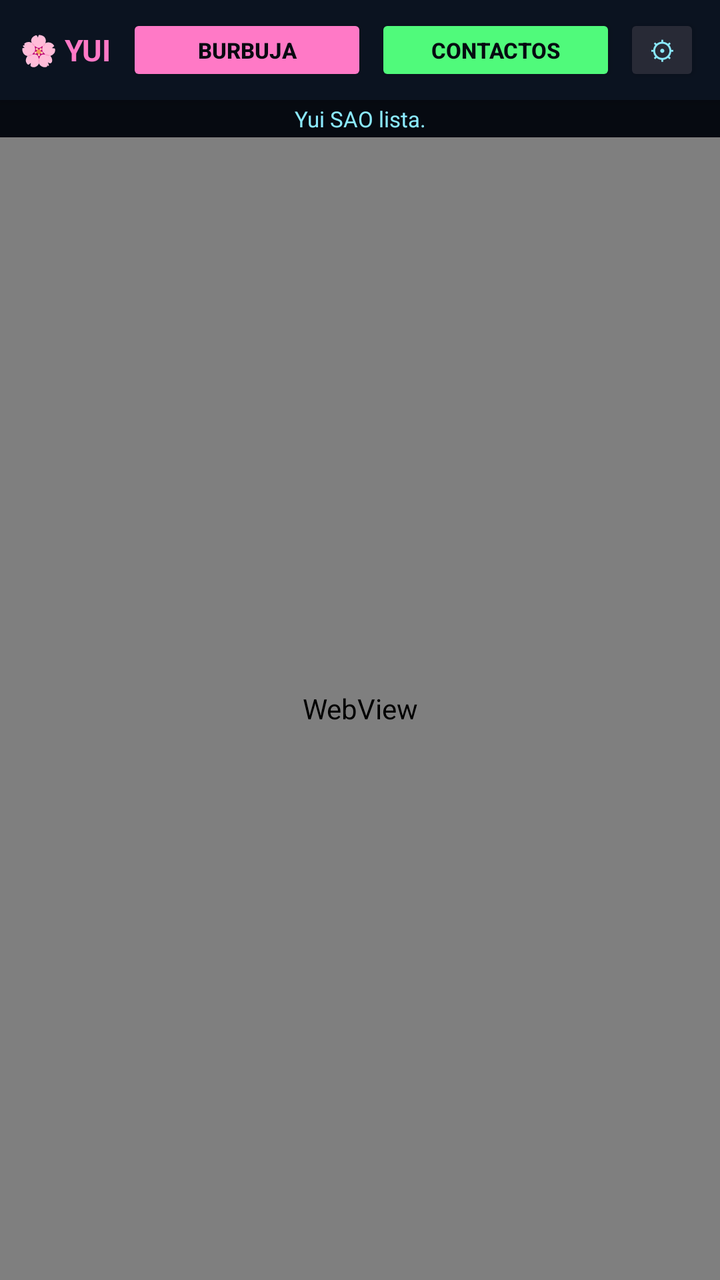
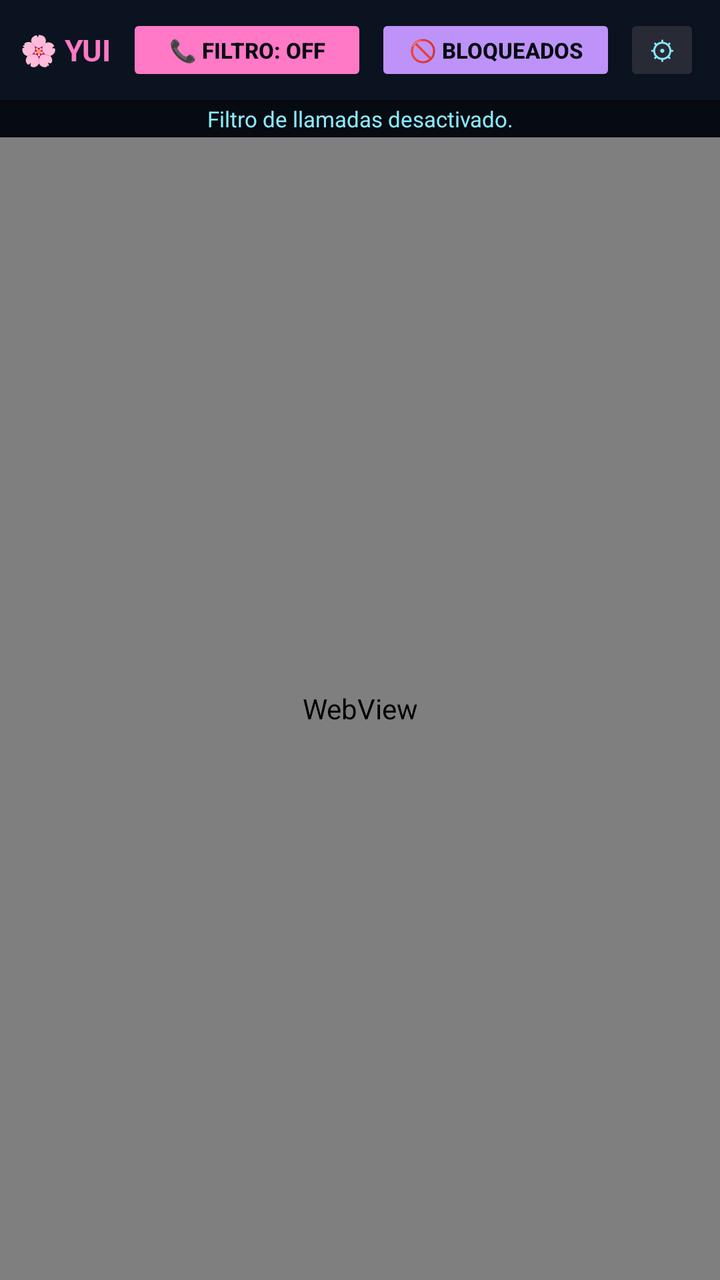

Two renders of the same Android screen: before a commit and after it. Below are the layout's source before the change and the commit's diff.
<!-- AndroidManifest.xml: activity theme Theme.YuiAssistant -->
<!-- res/layout/activity_main.xml -->
<?xml version="1.0" encoding="utf-8"?>
<LinearLayout xmlns:android="http://schemas.android.com/apk/res/android"
    xmlns:app="http://schemas.android.com/apk/res-auto"
    android:layout_width="match_parent"
    android:layout_height="match_parent"
    android:orientation="vertical"
    android:background="#060A11">

    
    <LinearLayout
        android:layout_width="match_parent"
        android:layout_height="50dp"
        android:orientation="horizontal"
        android:gravity="center_vertical"
        android:background="#0B1320"
        android:paddingHorizontal="10dp"
        android:elevation="4dp">

        <TextView
            android:layout_width="wrap_content"
            android:layout_height="wrap_content"
            android:text="🌸 YUI"
            android:textColor="#FF79C6"
            android:textSize="15sp"
            android:textStyle="bold"
            android:layout_marginEnd="8dp" />

        <Button
            android:id="@+id/btnStartOverlay"
            android:layout_width="0dp"
            android:layout_height="36dp"
            android:layout_weight="1"
            android:text="Burbuja"
            android:textSize="11sp"
            android:padding="0dp"
            app:backgroundTint="#FF79C6"
            android:textColor="#060A11"
            android:textStyle="bold"
            android:layout_marginEnd="4dp" />

        <Button
            android:id="@+id/btnSyncContacts"
            android:layout_width="0dp"
            android:layout_height="36dp"
            android:layout_weight="1"
            android:text="Contactos"
            android:textSize="11sp"
            android:padding="0dp"
            app:backgroundTint="#50FA7B"
            android:textColor="#060A11"
            android:textStyle="bold"
            android:layout_marginEnd="4dp" />

        <Button
            android:id="@+id/btnToggleSettings"
            android:layout_width="38dp"
            android:layout_height="36dp"
            android:text="⚙"
            android:textSize="13sp"
            android:padding="0dp"
            app:backgroundTint="#282A36"
            android:textColor="#8BE9FD" />
    </LinearLayout>

    
    <LinearLayout
        android:id="@+id/panelSettings"
        android:layout_width="match_parent"
        android:layout_height="wrap_content"
        android:orientation="vertical"
        android:background="#151922"
        android:padding="8dp"
        android:visibility="gone">

        <EditText
            android:id="@+id/etBackendUrl"
            android:layout_width="match_parent"
            android:layout_height="40dp"
            android:hint="https://web-production-7eeaa.up.railway.app"
            android:textColor="#F8F8F2"
            android:textColorHint="#6272A4"
            android:background="#060A11"
            android:paddingHorizontal="10dp"
            android:textSize="12sp" />

        <EditText
            android:id="@+id/etApiToken"
            android:layout_width="match_parent"
            android:layout_height="40dp"
            android:layout_marginTop="6dp"
            android:hint="API_TOKEN del servidor"
            android:inputType="textPassword"
            android:importantForAutofill="no"
            android:textColor="#F8F8F2"
            android:textColorHint="#6272A4"
            android:background="#060A11"
            android:paddingHorizontal="10dp"
            android:textSize="12sp" />

        <Button
            android:id="@+id/btnSaveUrl"
            android:layout_width="match_parent"
            android:layout_height="40dp"
            android:text="Guardar"
            android:textSize="11sp"
            app:backgroundTint="#BD93F9"
            android:textColor="#060A11"
            android:textStyle="bold"
            android:layout_marginTop="6dp" />
    </LinearLayout>

    
    <TextView
        android:id="@+id/tvStatus"
        android:layout_width="match_parent"
        android:layout_height="wrap_content"
        android:text="Yui SAO lista."
        android:textColor="#8BE9FD"
        android:textSize="11sp"
        android:gravity="center"
        android:paddingVertical="2dp"
        android:background="#060A11" />

    
    <WebView
        android:id="@+id/webView"
        android:layout_width="match_parent"
        android:layout_height="0dp"
        android:layout_weight="1"
        android:background="#060A11" />

</LinearLayout>
<!-- resources referenced by this layout -->
<resources>
  <style name="Theme.YuiAssistant" parent="Theme.MaterialComponents.DayNight.NoActionBar">
          <item name="colorPrimary">#FF79C6</item>
          <item name="colorPrimaryVariant">#BD93F9</item>
          <item name="colorOnPrimary">#060A11</item>
          <item name="android:statusBarColor">#060A11</item>
          <item name="android:navigationBarColor">#060A11</item>
      </style>
</resources>

<!-- the commit's change to res/layout/activity_main.xml (unified diff, before → after) -->
@@ -26,11 +26,11 @@
             android:layout_marginEnd="8dp" />
 
         <Button
-            android:id="@+id/btnStartOverlay"
+            android:id="@+id/btnCallFilter"
             android:layout_width="0dp"
             android:layout_height="36dp"
             android:layout_weight="1"
-            android:text="Burbuja"
+            android:text="📞 Filtro: OFF"
             android:textSize="11sp"
             android:padding="0dp"
             app:backgroundTint="#FF79C6"
@@ -39,14 +39,14 @@
             android:layout_marginEnd="4dp" />
 
         <Button
-            android:id="@+id/btnSyncContacts"
+            android:id="@+id/btnBlockedContacts"
             android:layout_width="0dp"
             android:layout_height="36dp"
             android:layout_weight="1"
-            android:text="Contactos"
+            android:text="🚫 Bloqueados"
             android:textSize="11sp"
             android:padding="0dp"
-            app:backgroundTint="#50FA7B"
+            app:backgroundTint="#BD93F9"
             android:textColor="#060A11"
             android:textStyle="bold"
             android:layout_marginEnd="4dp" />
@@ -83,20 +83,6 @@
             android:paddingHorizontal="10dp"
             android:textSize="12sp" />
 
-        <EditText
-            android:id="@+id/etApiToken"
-            android:layout_width="match_parent"
-            android:layout_height="40dp"
-            android:layout_marginTop="6dp"
-            android:hint="API_TOKEN del servidor"
-            android:inputType="textPassword"
-            android:importantForAutofill="no"
-            android:textColor="#F8F8F2"
-            android:textColorHint="#6272A4"
-            android:background="#060A11"
-            android:paddingHorizontal="10dp"
-            android:textSize="12sp" />
-
         <Button
             android:id="@+id/btnSaveUrl"
             android:layout_width="match_parent"
@@ -114,7 +100,7 @@
         android:id="@+id/tvStatus"
         android:layout_width="match_parent"
         android:layout_height="wrap_content"
-        android:text="Yui SAO lista."
+        android:text="Filtro de llamadas desactivado."
         android:textColor="#8BE9FD"
         android:textSize="11sp"
         android:gravity="center"
